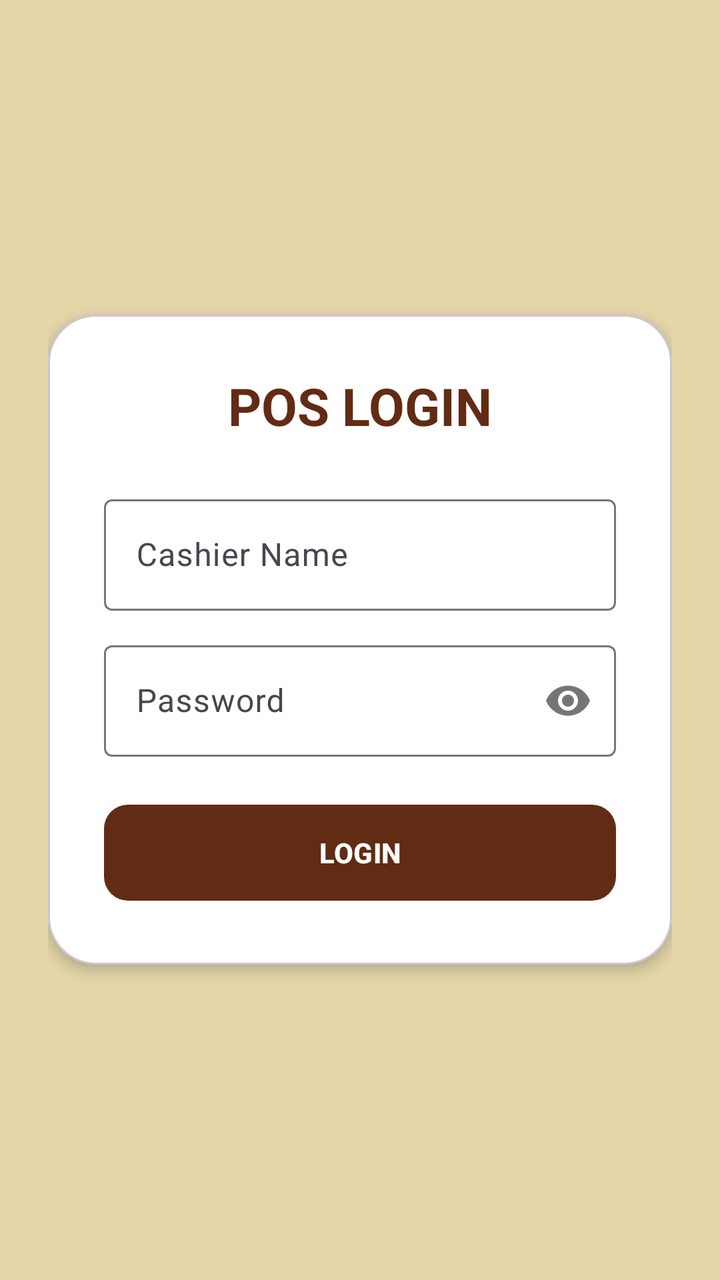
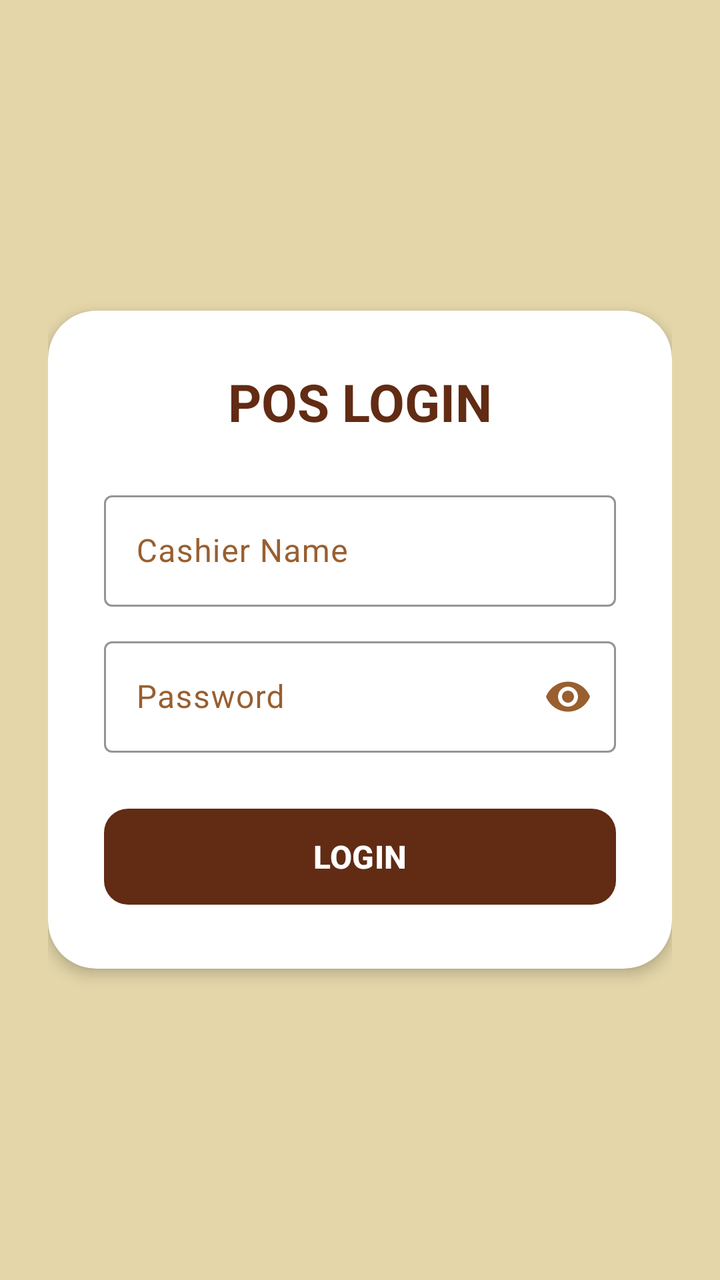

Screens rendered from an Android XML layout before and after an edit, with the pre-edit source and the edit as a unified diff.
<!-- AndroidManifest.xml: application theme Theme.MyShopApp -->
<!-- res/layout/fragment_login.xml -->
<?xml version="1.0" encoding="utf-8"?>
<LinearLayout xmlns:android="http://schemas.android.com/apk/res/android"
    xmlns:app="http://schemas.android.com/apk/res-auto"
    android:layout_width="match_parent"
    android:layout_height="match_parent"
    android:background="@color/md_background"
    android:gravity="center"
    android:orientation="vertical"
    android:padding="24dp">

    <com.google.android.material.card.MaterialCardView
        android:layout_width="match_parent"
        android:layout_height="wrap_content"
        app:cardBackgroundColor="@color/md_surface"
        app:cardCornerRadius="24dp"
        app:cardElevation="4dp">

        <LinearLayout
            android:layout_width="match_parent"
            android:layout_height="wrap_content"
            android:gravity="center"
            android:orientation="vertical"
            android:padding="28dp">

            <TextView
                android:layout_width="wrap_content"
                android:layout_height="wrap_content"
                android:layout_marginBottom="24dp"
                android:text="POS LOGIN"
                android:textColor="@color/md_primary"
                android:textSize="26sp"
                android:textStyle="bold" />

            <com.google.android.material.textfield.TextInputLayout
                style="@style/Widget.Material3.TextInputLayout.OutlinedBox"
                android:layout_width="match_parent"
                android:layout_height="wrap_content"
                android:layout_marginBottom="12dp">

                <com.google.android.material.textfield.TextInputEditText
                    android:id="@+id/etCashierName"
                    android:layout_width="match_parent"
                    android:layout_height="wrap_content"
                    android:hint="Cashier Name"
                    android:inputType="textPersonName" />
            </com.google.android.material.textfield.TextInputLayout>

            <com.google.android.material.textfield.TextInputLayout
                style="@style/Widget.Material3.TextInputLayout.OutlinedBox"
                android:layout_width="match_parent"
                android:layout_height="wrap_content"
                android:layout_marginBottom="20dp"
                app:passwordToggleEnabled="true">

                <com.google.android.material.textfield.TextInputEditText
                    android:id="@+id/etPassword"
                    android:layout_width="match_parent"
                    android:layout_height="wrap_content"
                    android:hint="Password"
                    android:inputType="textPassword" />
            </com.google.android.material.textfield.TextInputLayout>

            <com.google.android.material.button.MaterialButton
                android:id="@+id/btnLogin"
                android:layout_width="match_parent"
                android:layout_height="56dp"
                android:text="LOGIN"

                android:textStyle="bold"
                app:backgroundTint="@color/md_primary"
                app:cornerRadius="12dp" />

            <ProgressBar
                android:id="@+id/progressBar"
                android:layout_width="wrap_content"
                android:layout_height="wrap_content"
                android:layout_marginTop="16dp"
                android:indeterminateTint="@color/md_primary"
                android:visibility="gone" />
        </LinearLayout>
    </com.google.android.material.card.MaterialCardView>
</LinearLayout>
<!-- resources referenced by this layout -->
<resources>
  <color name="md_background">#E4D6A9</color>
  <color name="md_primary">#622B14</color>
  <color name="md_surface">#FFFFFF</color>
  <style name="Theme.MyShopApp" parent="Base.Theme.MyShopApp" />
  <style name="Base.Theme.MyShopApp" parent="Theme.Material3.DayNight.NoActionBar">
          
          
      </style>
</resources>

<!-- the commit's change to res/layout/fragment_login.xml (unified diff, before → after) -->
@@ -13,7 +13,8 @@
         android:layout_height="wrap_content"
         app:cardBackgroundColor="@color/md_surface"
         app:cardCornerRadius="24dp"
-        app:cardElevation="4dp">
+        app:cardElevation="4dp"
+        app:strokeWidth="0dp"> 
 
         <LinearLayout
             android:layout_width="match_parent"
@@ -31,25 +32,35 @@
                 android:textSize="26sp"
                 android:textStyle="bold" />
 
+            
             <com.google.android.material.textfield.TextInputLayout
                 style="@style/Widget.Material3.TextInputLayout.OutlinedBox"
                 android:layout_width="match_parent"
                 android:layout_height="wrap_content"
-                android:layout_marginBottom="12dp">
+                android:layout_marginBottom="12dp"
+                android:textColorHint="@color/md_secondary"
+                app:hintTextColor="@color/md_primary"
+                app:boxStrokeColor="@color/md_primary">
 
                 <com.google.android.material.textfield.TextInputEditText
                     android:id="@+id/etCashierName"
                     android:layout_width="match_parent"
                     android:layout_height="wrap_content"
                     android:hint="Cashier Name"
+                    android:textColor="@color/md_on_surface"
                     android:inputType="textPersonName" />
             </com.google.android.material.textfield.TextInputLayout>
 
+            
             <com.google.android.material.textfield.TextInputLayout
                 style="@style/Widget.Material3.TextInputLayout.OutlinedBox"
                 android:layout_width="match_parent"
                 android:layout_height="wrap_content"
-                android:layout_marginBottom="20dp"
+                android:layout_marginBottom="24dp"
+                android:textColorHint="@color/md_secondary"
+                app:hintTextColor="@color/md_primary"
+                app:boxStrokeColor="@color/md_primary"
+                app:passwordToggleTint="@color/md_secondary"
                 app:passwordToggleEnabled="true">
 
                 <com.google.android.material.textfield.TextInputEditText
@@ -57,6 +68,7 @@
                     android:layout_width="match_parent"
                     android:layout_height="wrap_content"
                     android:hint="Password"
+                    android:textColor="@color/md_on_surface"
                     android:inputType="textPassword" />
             </com.google.android.material.textfield.TextInputLayout>
 
@@ -65,8 +77,9 @@
                 android:layout_width="match_parent"
                 android:layout_height="56dp"
                 android:text="LOGIN"
-
+                android:textColor="@color/md_on_primary"
                 android:textStyle="bold"
+                android:textSize="16sp"
                 app:backgroundTint="@color/md_primary"
                 app:cornerRadius="12dp" />
 
<!-- resource entries referenced after the edit -->
@@ -1,7 +1,10 @@
 <!-- resources referenced by this layout -->
 <resources>
   <color name="md_background">#E4D6A9</color>
+  <color name="md_on_primary">#FFFFFF</color>
+  <color name="md_on_surface">#622B14</color>
   <color name="md_primary">#622B14</color>
+  <color name="md_secondary">#995F2F</color>
   <color name="md_surface">#FFFFFF</color>
   <style name="Theme.MyShopApp" parent="Base.Theme.MyShopApp" />
   <style name="Base.Theme.MyShopApp" parent="Theme.Material3.DayNight.NoActionBar">
